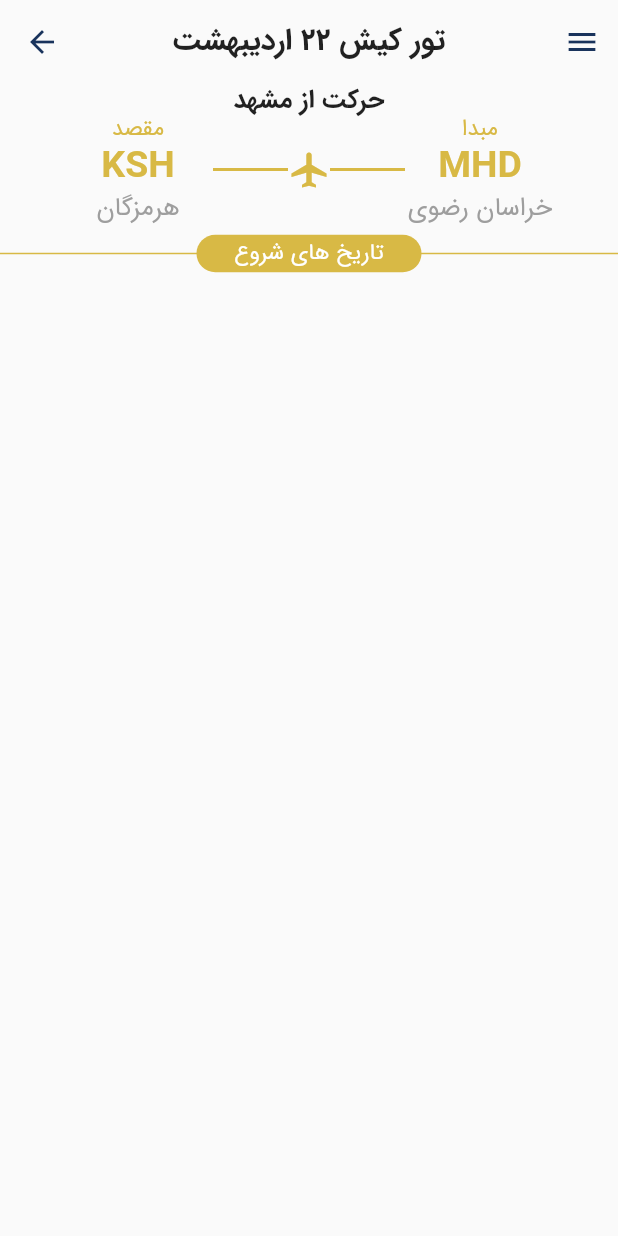
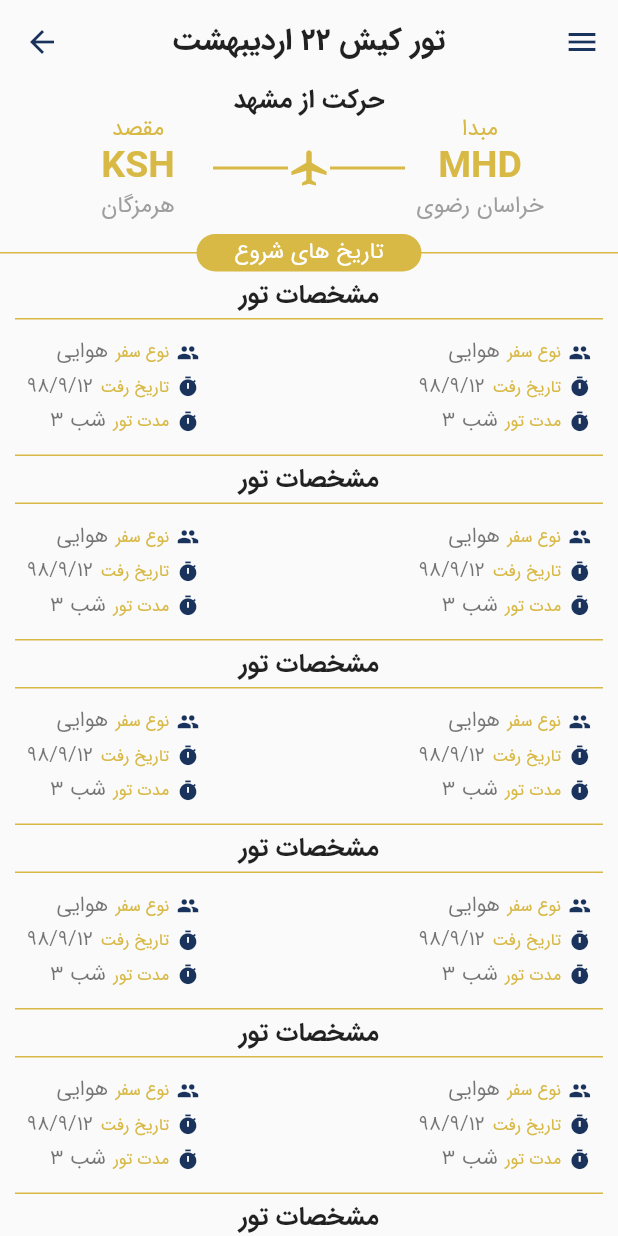
Before and after one commit to salehzarei/PartVanakApp, a Flutter app: the ToureDetilePage screen opened by its route, on a phone screen of 412 x 824 dp. Run offline on Flutter 3.47's test engine with Material 2 defaults, Android fonts, the phone set to English and light mode, and no system bars; our stand-ins replace cached_network_image, flutter_spinkit.

Commit message:
fix toure detiles

```diff
--- /dev/null
+++ b/lib/UI/toureDetiles/detiles.dart
@@ -0,0 +1,191 @@
+import 'package:flutter/material.dart';
+
+class Detiles extends StatefulWidget {
+  @override
+  _DetilesState createState() => _DetilesState();
+}
+
+class _DetilesState extends State<Detiles> {
+  @override
+  Widget build(BuildContext context) {
+    return Column(
+      crossAxisAlignment: CrossAxisAlignment.center,
+      mainAxisAlignment: MainAxisAlignment.center,
+      mainAxisSize: MainAxisSize.min,
+      children: <Widget>[
+        Padding(
+          padding: const EdgeInsets.symmetric(vertical: 5),
+          child: Text(
+            'مشخصات تور',
+            style: Theme.of(context).textTheme.title.copyWith(fontSize: 17),
+          ),
+        ),
+          Container(
+          margin: EdgeInsets.symmetric(horizontal: 10),
+          padding: EdgeInsets.all(8),
+          decoration: BoxDecoration(
+              border: Border(
+                  bottom: BorderSide(color: Theme.of(context).accentColor),
+                  top: BorderSide(color: Theme.of(context).accentColor))),
+          child: Row(
+            mainAxisAlignment: MainAxisAlignment.spaceBetween,
+            children: <Widget>[
+              Padding(
+                padding: const EdgeInsets.symmetric(vertical: 5),
+                child: Column(
+                  textDirection: TextDirection.rtl,
+                  crossAxisAlignment: CrossAxisAlignment.start,
+                  children: <Widget>[
+                    Row(
+                      textDirection: TextDirection.rtl,
+                      children: <Widget>[
+                        Icon(
+                          Icons.people,
+                          size: 15,
+                          color: Theme.of(context).iconTheme.color,
+                        ),
+                        SizedBox(width: 5),
+                        Text(
+                          'نوع سفر',
+                          style: Theme.of(context).textTheme.display3,
+                        ),
+                        SizedBox(width: 5),
+                        Text(
+                          'هوایی',
+                          style: Theme.of(context).textTheme.display4,
+                        ),
+                      ],
+                    ),
+                    Padding(
+                      padding: const EdgeInsets.only(top: 5),
+                      child: Row(
+                        textDirection: TextDirection.rtl,
+                        children: <Widget>[
+                          Icon(
+                            Icons.timer,
+                            size: 15,
+                            color: Theme.of(context).iconTheme.color,
+                          ),
+                          SizedBox(width: 5),
+                          Text(
+                            'تاریخ رفت',
+                            style: Theme.of(context).textTheme.display3,
+                          ),
+                          SizedBox(width: 5),
+                          Text(
+                            '98/9/12',
+                            style: Theme.of(context).textTheme.display4,
+                          ),
+                        ],
+                      ),
+                    ),
+                    Padding(
+                      padding: const EdgeInsets.only(top: 5),
+                      child: Row(
+                        textDirection: TextDirection.rtl,
+                        children: <Widget>[
+                          Icon(
+                            Icons.timer,
+                            size: 15,
+                            color: Theme.of(context).iconTheme.color,
+                          ),
+                          SizedBox(width: 5),
+                          Text(
+                            'مدت تور',
+                            style: Theme.of(context).textTheme.display3,
+                          ),
+                          SizedBox(width: 5),
+                          Text(
+                            '3 شب',
+                            style: Theme.of(context).textTheme.display4,
+                          ),
+                        ],
+                      ),
+                    )
+                  ],
+                ),
+              ),
+              /////////////// ستون دوم
+              Padding(
+                padding: const EdgeInsets.symmetric(vertical: 5),
+                child: Column(
+                  textDirection: TextDirection.rtl,
+                  crossAxisAlignment: CrossAxisAlignment.start,
+                  children: <Widget>[
+                    Row(
+                      textDirection: TextDirection.rtl,
+                      children: <Widget>[
+                        Icon(
+                          Icons.people,
+                          size: 15,
+                          color: Theme.of(context).iconTheme.color,
+                        ),
+                        SizedBox(width: 5),
+                        Text(
+                          'نوع سفر',
+                          style: Theme.of(context).textTheme.display3,
+                        ),
+                        SizedBox(width: 5),
+                        Text(
+                          'هوایی',
+                          style: Theme.of(context).textTheme.display4,
+                        ),
+                      ],
+                    ),
+                    Padding(
+                      padding: const EdgeInsets.only(top: 5),
+                      child: Row(
+                        textDirection: TextDirection.rtl,
+                        children: <Widget>[
+                          Icon(
+                            Icons.timer,
+                            size: 15,
+                            color: Theme.of(context).iconTheme.color,
+                          ),
+                          SizedBox(width: 5),
+                          Text(
+                            'تاریخ رفت',
+                            style: Theme.of(context).textTheme.display3,
+                          ),
+                          SizedBox(width: 5),
+                          Text(
+                            '98/9/12',
+                            style: Theme.of(context).textTheme.display4,
+                          ),
+                        ],
+                      ),
+                    ),
+                    Padding(
+                      padding: const EdgeInsets.only(top: 5),
+                      child: Row(
+                        textDirection: TextDirection.rtl,
+                        children: <Widget>[
+                          Icon(
+                            Icons.timer,
+                            size: 15,
+                            color: Theme.of(context).iconTheme.color,
+                          ),
+                          SizedBox(width: 5),
+                          Text(
+                            'مدت تور',
+                            style: Theme.of(context).textTheme.display3,
+                          ),
+                          SizedBox(width: 5),
+                          Text(
+                            '3 شب',
+                            style: Theme.of(context).textTheme.display4,
+                          ),
+                        ],
+                      ),
+                    )
+                  ],
+                ),
+              ),
+            ],
+          ),
+        ),
+
+      ],
+    );
+  }
+}
--- a/lib/main.dart
+++ b/lib/main.dart
@@ -11,31 +11,30 @@ main() {
       theme: ThemeData(
         backgroundColor: Colors.amber,
         accentColor: Color(0xFFD8B945),
-
         cardColor: Color(0xFFD8B945),
         iconTheme: IconThemeData(color: Color(0xFF19335C)),
-
         appBarTheme: AppBarTheme(
-          color: Color(0xFF19335C),
-          textTheme: TextTheme(
-            display1: TextStyle(color: Color(0xFF19335C) ,fontSize: 20)
-          )
-        ),
-
+            color: Color(0xFF19335C),
+            textTheme: TextTheme(
+                display1: TextStyle(color: Color(0xFF19335C), fontSize: 20))),
         fontFamily: 'IRANSans',
         textTheme: TextTheme(
-          title: TextStyle(fontWeight: FontWeight.bold),
-          caption: TextStyle(color:Color(0xFF19335C)),
-          subhead: TextStyle(color: Color(0xFFD8B945), fontSize: 15 , fontWeight: FontWeight.bold),
-          headline: TextStyle( fontSize: 13 , fontWeight: FontWeight.bold),
-          subtitle: TextStyle(color:Colors.grey.shade600 , fontSize: 10)
-         ),
-
-       ),
+            title: TextStyle(fontWeight: FontWeight.bold),
+            display4: TextStyle(fontSize: 14 , fontWeight: FontWeight.w400),
+            display3: TextStyle(fontSize: 11 , fontWeight: FontWeight.w400 , color:Color(0xFFD8B945) ),
+            caption: TextStyle(color: Color(0xFF19335C)),
+            subhead: TextStyle(
+                color: Color(0xFFD8B945),
+                fontSize: 15,
+                fontWeight: FontWeight.bold),
+            headline: TextStyle(fontSize: 13, fontWeight: FontWeight.bold),
+            subtitle: TextStyle(color: Colors.grey.shade600, fontSize: 10)),
+      ),
       initialRoute: '/',
       routes: {
-        '/': (context) => HomePage(),
-        '/tourelist' :(context)=>ToureListPage(),
-        '/touredetile' :(context)=>ToureDetilePage()
+        //  '/': (context) => HomePage(),
+        '/': (context) => ToureDetilePage(),
+        '/tourelist': (context) => ToureListPage(),
+        '/touredetile': (context) => ToureDetilePage()
       }));
 }
--- a/lib/toureDetile.dart
+++ b/lib/toureDetile.dart
@@ -1,8 +1,8 @@
 import 'package:flutter/cupertino.dart';
 import 'package:flutter/material.dart';
+import 'package:flutter/rendering.dart';
 import 'package:flutter/widgets.dart';
-import 'package:flutter_spinkit/flutter_spinkit.dart';
-import 'package:cached_network_image/cached_network_image.dart';
+import './UI/toureDetiles/detiles.dart';
 
 class ToureDetilePage extends StatelessWidget {
   @override
@@ -36,9 +36,7 @@ class ToureDetilePage extends StatelessWidget {
             children: <Widget>[
               Container(
                 width: 100,
-
                 child: Column(
-
                   children: <Widget>[
                     Text(
                       'مقصد',
@@ -47,31 +45,39 @@ class ToureDetilePage extends StatelessWidget {
                     ),
                     Text(
                       'KSH',
-                      style: TextStyle(fontSize: 25, fontWeight: FontWeight.bold , color: Theme.of(context).accentColor),
+                      style: TextStyle(
+                          fontSize: 25,
+                          fontWeight: FontWeight.bold,
+                          color: Theme.of(context).accentColor),
                     ),
                     Text(
                       'هرمزگان',
-                      style: TextStyle(fontSize: 17, color: Colors.grey),
+                      style: TextStyle(fontSize: 15, color: Colors.grey),
                     ),
                   ],
                 ),
               ),
-              Row(children: <Widget>[
+              Row(
+                children: <Widget>[
                   Container(
                     color: Theme.of(context).accentColor,
                     height: 2,
                     width: 50,
                   ),
-                Icon(Icons.airplanemode_active,size: 28 ,color: Theme.of(context).accentColor,),
+                  Icon(
+                    Icons.airplanemode_active,
+                    size: 28,
+                    color: Theme.of(context).accentColor,
+                  ),
                   Container(
                     color: Theme.of(context).accentColor,
                     height: 2,
                     width: 50,
                   ),
-              ],),
+                ],
+              ),
               Container(
                 width: 100,
-
                 child: Column(
                   children: <Widget>[
                     Text(
@@ -81,36 +87,23 @@ class ToureDetilePage extends StatelessWidget {
                     ),
                     Text(
                       'MHD',
-                      style: TextStyle(fontSize: 25, fontWeight: FontWeight.bold , color: Theme.of(context).accentColor),
+                      style: TextStyle(
+                          fontSize: 25,
+                          fontWeight: FontWeight.bold,
+                          color: Theme.of(context).accentColor),
                     ),
                     Text(
                       'خراسان رضوی',
-                      style: TextStyle(fontSize: 17, color: Colors.grey),
+                      style: TextStyle(fontSize: 15, color: Colors.grey),
                     ),
                   ],
                 ),
               ),
             ],
           ),
-
-          Stack(
-            textDirection: TextDirection.rtl,
-            alignment: Alignment.center,
-            children: <Widget>[
-              SingleChildScrollView(
-                child: Padding(
-                    padding: const EdgeInsets.only(top: 40),
+          Padding(
+            padding: const EdgeInsets.only(top: 9.0),
             child: Column(
-                      crossAxisAlignment: CrossAxisAlignment.center,
-                      mainAxisAlignment: MainAxisAlignment.center,
-                      mainAxisSize: MainAxisSize.min,
-                      children: <Widget>[
-                        ////////////////////////////
-                        ////////////////////////////
-                      ],
-                    )),
-              ),
-              Column(
               crossAxisAlignment: CrossAxisAlignment.start,
               children: <Widget>[
                 Stack(
@@ -126,16 +119,55 @@ class ToureDetilePage extends StatelessWidget {
                       width: 150,
                       decoration: BoxDecoration(
                           borderRadius: BorderRadius.circular(25),
-                          color: Theme.of(context).accentColor
+                          color: Theme.of(context).accentColor),
+                      alignment: Alignment.center,
+                      child: Text(
+                        'تاریخ های شروع',
+                        style: TextStyle(fontSize: 15, color: Colors.white),
                       ),
-                        alignment: Alignment.center,
-                        child: Text('تاریخ های شروع', style: TextStyle(fontSize: 15 , color: Colors.white),),
                     )
                   ],
                 )
               ],
             ),
+          ),
+          // CarouselSlider(
+          //   height: 50,
+          //   items: <Widget>[
+          //     IconButton(
+          //       icon: Icon(Icons.airplay),
+          //       onPressed: () {},
+          //     ),
+          //     IconButton(
+          //       icon: Icon(Icons.airplay),
+          //       onPressed: () {},
+          //     ),
+          //     IconButton(
+          //       icon: Icon(Icons.airplay),
+          //       onPressed: () {},
+          //     ),
+          //     IconButton(
+          //       icon: Icon(Icons.airplay),
+          //       onPressed: () {},
+          //     ),
+          //     IconButton(
+          //       icon: Icon(Icons.airplay),
+          //       onPressed: () {},
+          //     )
+          //   ],
+          // ),
+          Expanded(
+            child: ListView(
+              shrinkWrap: true,
+              children: <Widget>[
+                Detiles(),
+                Detiles(),
+                Detiles(),
+                Detiles(),
+                Detiles(),
+                Detiles(),
               ],
+            ),
           ),
         ],
       ),
--- a/pubspec.yaml
+++ b/pubspec.yaml
@@ -25,6 +25,7 @@ dependencies:
   cupertino_icons: ^0.1.2
   flutter_spinkit: "^3.1.0"
   cached_network_image: ^0.8.0
+  carousel_slider: ^1.3.0
 
 dev_dependencies:
   flutter_test:
```
Also changed, not shown: pubspec.lock. Lines whose indentation alone changed are shown as unchanged.
